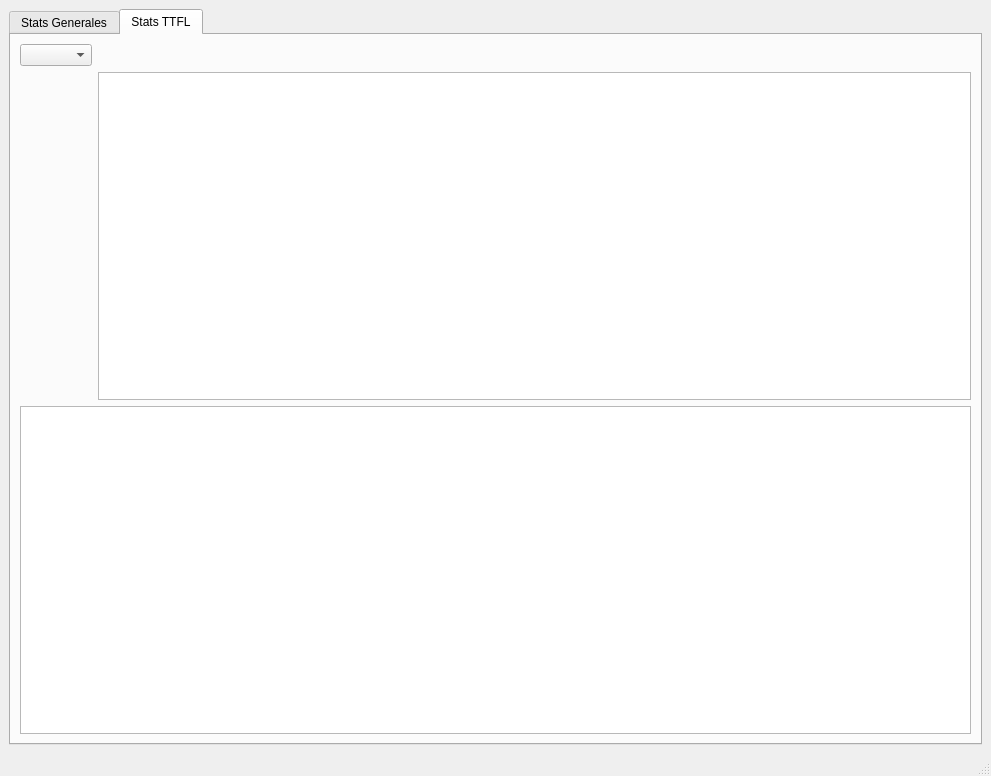
Before: the Qt Designer form Basket/src/Ihm/FenetreBaseStat-TTFL.ui in nantodevison/Basket, drawn with Qt 5.
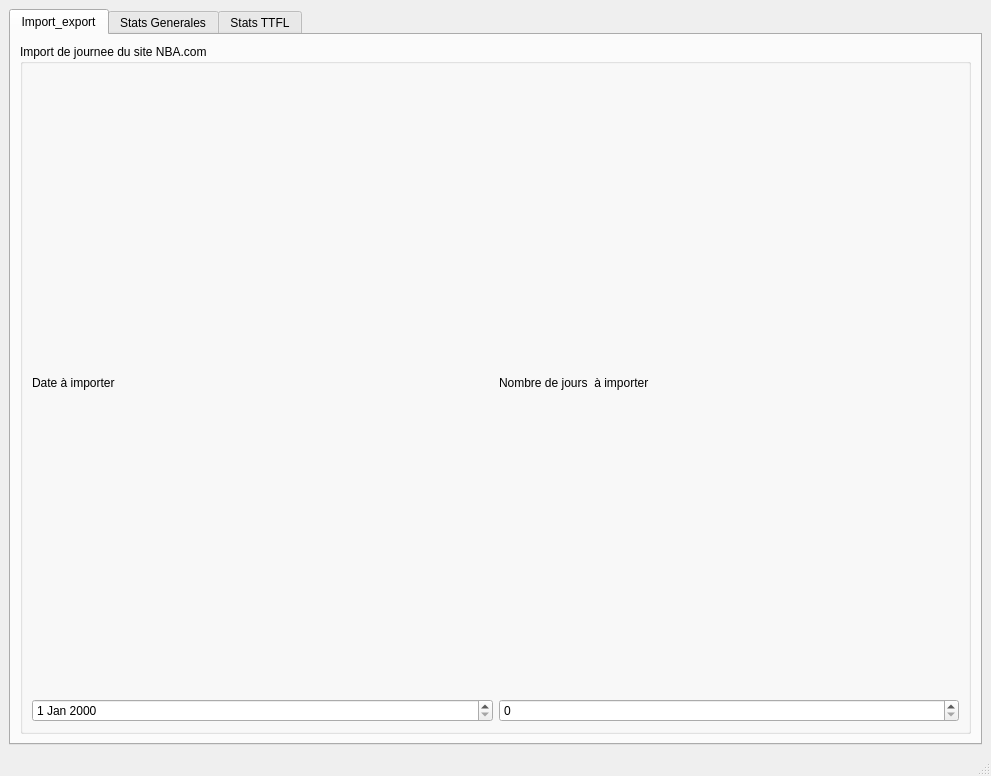
After: the same form once the commit is applied.

Commit message: modif IHM : .ui et creation module py lie. Ajout to_do_list

```diff
--- a/Basket/src/Ihm/FenetreBaseStat-TTFL.ui
+++ b/Basket/src/Ihm/FenetreBaseStat-TTFL.ui
@@ -24,8 +24,44 @@
        </sizepolicy>
       </property>
       <property name="currentIndex">
-       <number>1</number>
+       <number>0</number>
       </property>
+      <widget class="QWidget" name="tab_3">
+       <attribute name="title">
+        <string>Import_export</string>
+       </attribute>
+       <layout class="QGridLayout" name="gridLayout_3">
+        <item row="0" column="1">
+         <widget class="QGroupBox" name="groupBox_ImportJournee">
+          <property name="title">
+           <string>Import de journee du site NBA.com</string>
+          </property>
+          <layout class="QGridLayout" name="gridLayout_4">
+           <item row="1" column="0">
+            <widget class="QDateEdit" name="dateEdit_ImportJournee"/>
+           </item>
+           <item row="1" column="1">
+            <widget class="QSpinBox" name="spinBox_NbjourImport"/>
+           </item>
+           <item row="0" column="0">
+            <widget class="QLabel" name="label_DateImport">
+             <property name="text">
+              <string>Date à importer</string>
+             </property>
+            </widget>
+           </item>
+           <item row="0" column="1">
+            <widget class="QLabel" name="label_nbJourImport">
+             <property name="text">
+              <string>Nombre de jours  à importer</string>
+             </property>
+            </widget>
+           </item>
+          </layout>
+         </widget>
+        </item>
+       </layout>
+      </widget>
       <widget class="QWidget" name="tab">
        <attribute name="title">
         <string>Stats Generales</string>
```
The commit also changes 2 other files.
